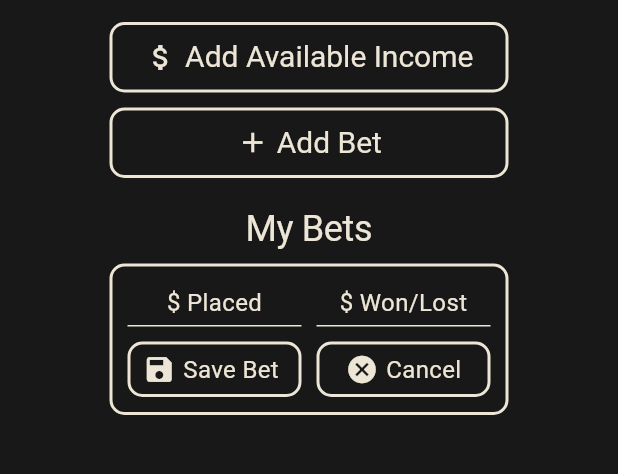
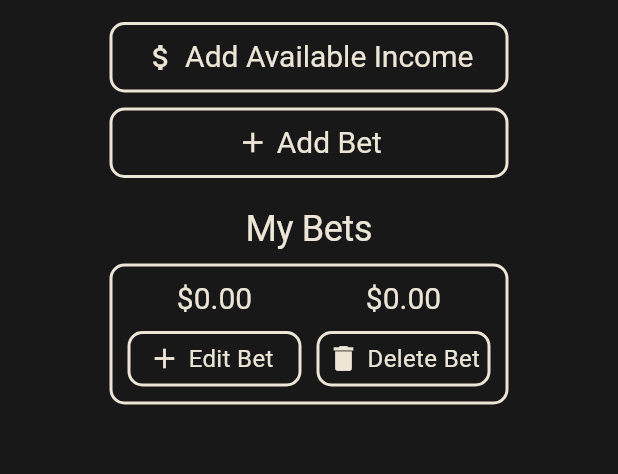
Before and after one commit to Myoro/MyoroBetTracker, a Flutter app: the screen it shows after launch, after a tap on "Add Bet", after a tap on "Cancel", on a phone screen of 412 x 824 dp, the part 77-551 px from its top. Run offline on Flutter 3.47's test engine with Material 3 defaults, Android fonts, the phone set to English and light mode, and no system bars; our stand-ins replace flutter_bloc, sqflite, sqflite_common_ffi; accounts and stored records are empty.

Commit message:
Okay I'm actually goated

```diff
--- a/myoro_bet_tracker/lib/bloc/betting_bloc.dart
+++ b/myoro_bet_tracker/lib/bloc/betting_bloc.dart
@@ -4,10 +4,22 @@ import 'package:myoro_bet_tracker/models/bet_model.dart';
 
 abstract class BettingEvent {}
 class AddBet extends BettingEvent {}
+class ResetSelectedBetEvent extends BettingEvent {}
 class DeleteBetEvent extends BettingEvent {
   final int id;
   final int index;
   DeleteBetEvent(this.id, this.index);
+}
+class EditBetEvent extends BettingEvent {
+  final int index;
+  EditBetEvent(this.index);
+}
+class SaveBetEvent extends BettingEvent {
+  final int id;
+  final int index;
+  final double placed;
+  final double won;
+  SaveBetEvent(this.id, this.index, this.placed, this.won);
 }
 
 class BettingState {
@@ -28,7 +40,7 @@ class BettingState {
 class BettingBloc extends Bloc<BettingEvent, BettingState> {
   BettingBloc(List<BetModel> bets) : super(BettingState(bets, null)) {
     on<AddBet>((event, emit) {
-      Database.insert('bet', { 'placed': 0, 'won': 0 });
+      Database.insert('bet', { 'placed': '0', 'won': '0' });
       emit(state.copyWith(
         bets: state.bets..add(BetModel(id: state.bets.length, placed: 0, won: 0)),
         selectedBet: state.bets.length - 1
@@ -39,5 +51,25 @@ class BettingBloc extends Bloc<BettingEvent, BettingState> {
       Database.delete('bet', where: 'id = ?', whereArgs: [event.id]);
       emit(state.copyWith(bets: state.bets..removeAt(event.index), selectedBet: null));
     });
+
+    on<ResetSelectedBetEvent>((event, emit) => emit(BettingState(state.bets, null)));
+
+    on<EditBetEvent>((event, emit) => emit(state.copyWith(selectedBet: event.index)));
+
+    on<SaveBetEvent>((event, emit) {
+      Database.update(
+        'bet',
+        {
+          'placed': event.placed.toStringAsFixed(2),
+          'won': event.won.toStringAsFixed(2)
+        },
+        where: 'id = ?',
+        whereArgs: [event.index]
+      );
+      final List<BetModel> newList = state.bets;
+      newList[event.index].placed = event.placed;
+      newList[event.index].won = event.won;
+      emit(BettingState(newList, null));
+    });
   }
 }
--- a/myoro_bet_tracker/lib/database.dart
+++ b/myoro_bet_tracker/lib/database.dart
@@ -54,4 +54,13 @@ class Database {
       List<Object?>? whereArgs
     }
   ) async => await _db.delete(table, where: where, whereArgs: whereArgs);
+
+  static Future<void> update(
+    String table,
+    Map<String, Object?> values,
+    {
+      String? where,
+      List<Object?>? whereArgs
+    }
+  ) async => await _db.update(table, values, where: where, whereArgs: whereArgs);
 }
--- a/myoro_bet_tracker/lib/models/bet_model.dart
+++ b/myoro_bet_tracker/lib/models/bet_model.dart
@@ -1,7 +1,7 @@
 class BetModel {
   final int id;
-  final double placed;
-  final double won;
+  double placed;
+  double won;
 
   BetModel({ this.id = 0, this.placed = 0, this.won = 0 });
 
--- a/myoro_bet_tracker/lib/widgets/cards/bet_card.dart
+++ b/myoro_bet_tracker/lib/widgets/cards/bet_card.dart
@@ -4,7 +4,7 @@ import 'package:myoro_bet_tracker/bloc/betting_bloc.dart';
 import 'package:myoro_bet_tracker/widgets/buttons/icon_and_text_hover_button.dart';
 import 'package:myoro_bet_tracker/widgets/inputs/input.dart';
 
-class BetCard extends StatelessWidget {
+class BetCard extends StatefulWidget {
   final int id;
   final int index;
   final bool editing;
@@ -21,8 +21,36 @@ class BetCard extends StatelessWidget {
   });
 
   @override
+  State<BetCard> createState() => _BetCardState();
+}
+
+class _BetCardState extends State<BetCard> {
+  final TextEditingController _placedController = TextEditingController();
+  final TextEditingController _wonController = TextEditingController();
+
+  @override
+  void dispose() {
+    super.dispose();
+    _placedController.dispose();
+    _wonController.dispose();
+  }
+
+  @override
   Widget build(BuildContext context) {
     final ThemeData theme = Theme.of(context);
+
+   void saveBet() {
+      if(_placedController.text.isEmpty || _wonController.text.isEmpty) return;
+
+      try {
+        BlocProvider.of<BettingBloc>(context).add(SaveBetEvent(
+          widget.id,
+          widget.index,
+          double.parse(double.parse(_placedController.text).toStringAsFixed(2)),
+          double.parse(double.parse(_wonController.text).toStringAsFixed(2))
+        ));
+      } catch(e) { print('Invalid Input'); }
+    }
 
     return Container(
       decoration: BoxDecoration(
@@ -39,20 +67,28 @@ class BetCard extends StatelessWidget {
             Row(
               children: [
                 Expanded(
-                  child: editing
-                    ? const SizedBox(height: 40, child: Input(hintText: '\$ Placed'))
+                  child: widget.editing
+                    ? SizedBox(height: 40, child: Input(controller: _placedController, hintText: '\$ Placed'))
                     : Padding(
                       padding: const EdgeInsets.only(top: 10),
-                      child: Text('\$$placed', style: theme.textTheme.displayMedium, textAlign: TextAlign.center)
+                      child: Text(
+                        '\$${widget.placed.toStringAsFixed(2)}',
+                        style: theme.textTheme.displayMedium, textAlign: TextAlign.center,
+                        overflow: TextOverflow.ellipsis
+                      )
                     )
                 ),
                 const SizedBox(width: 10),
                 Expanded(
-                  child: editing
-                    ? const SizedBox(height: 40, child: Input(hintText: '\$ Won/Lost'))
+                  child: widget.editing
+                    ? SizedBox(height: 40, child: Input(controller: _wonController, hintText: '\$ Won/Lost'))
                     : Padding(
                       padding: const EdgeInsets.only(top: 10),
-                      child: Text('\$$won', style: theme.textTheme.displayMedium, textAlign: TextAlign.center)
+                      child: Text(
+                        '\$${widget.won.toStringAsFixed(2)}',
+                        style: theme.textTheme.displayMedium, textAlign: TextAlign.center,
+                        overflow: TextOverflow.ellipsis
+                      )
                     )
                 )
               ]
@@ -62,9 +98,11 @@ class BetCard extends StatelessWidget {
               children: [
                 Expanded(
                   child: IconAndTextHoverButton(
-                    onTap: editing ? () => print('Save Bet') : () => print('Edit Bet'),
-                    icon: editing ? Icons.save : Icons.add,
-                    text: editing ? 'Save Bet' : 'Edit Bet',
+                    onTap: widget.editing
+                      ? () => saveBet()
+                      : () => BlocProvider.of<BettingBloc>(context).add(EditBetEvent(widget.index)),
+                    icon: widget.editing ? Icons.save : Icons.add,
+                    text: widget.editing ? 'Save Bet' : 'Edit Bet',
                     padding: const EdgeInsets.only(top: 5, bottom: 5, right: 5),
                     textStyle: theme.textTheme.bodyMedium
                   ),
@@ -72,11 +110,11 @@ class BetCard extends StatelessWidget {
                 const SizedBox(width: 10),
                 Expanded(
                   child: IconAndTextHoverButton(
-                    onTap: editing
-                      ? () => print('Cancel')
-                      : () => BlocProvider.of<BettingBloc>(context).add(DeleteBetEvent(id, index)),
-                    icon: editing ? Icons.cancel : Icons.delete,
-                    text: editing ? 'Cancel' : 'Delete Bet',
+                    onTap: widget.editing
+                      ? () => BlocProvider.of<BettingBloc>(context).add(ResetSelectedBetEvent())
+                      : () => BlocProvider.of<BettingBloc>(context).add(DeleteBetEvent(widget.id, widget.index)),
+                    icon: widget.editing ? Icons.cancel : Icons.delete,
+                    text: widget.editing ? 'Cancel' : 'Delete Bet',
                     padding: const EdgeInsets.symmetric(vertical: 5),
                     textStyle: theme.textTheme.bodyMedium
                   ),
--- a/myoro_bet_tracker/lib/widgets/inputs/input.dart
+++ b/myoro_bet_tracker/lib/widgets/inputs/input.dart
@@ -2,15 +2,18 @@ import 'package:flutter/material.dart';
 import 'package:flutter/services.dart';
 
 class Input extends StatelessWidget {
+  final TextEditingController controller;
   final String? hintText;
 
   const Input({
     super.key,
+    required this.controller,
     this.hintText
   });
 
   @override
   Widget build(BuildContext context) => TextField(
+    controller: controller,
     inputFormatters: [FilteringTextInputFormatter.allow(RegExp(r'[0-9.]'))],
     style: Theme.of(context).textTheme.bodyMedium,
     textAlign: TextAlign.center,
```
